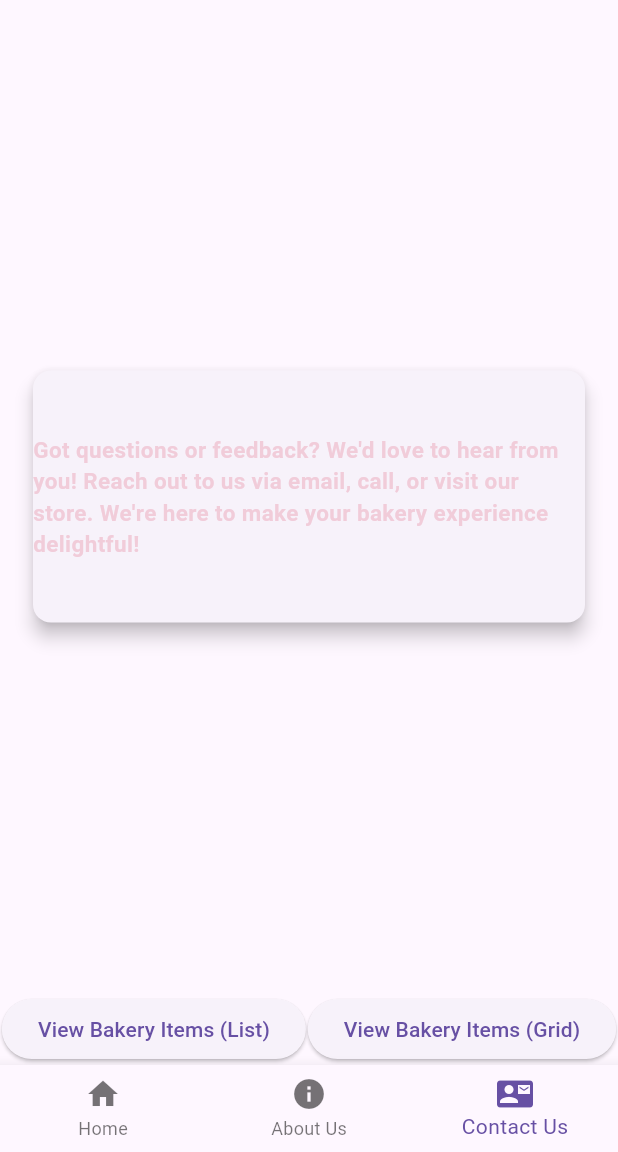
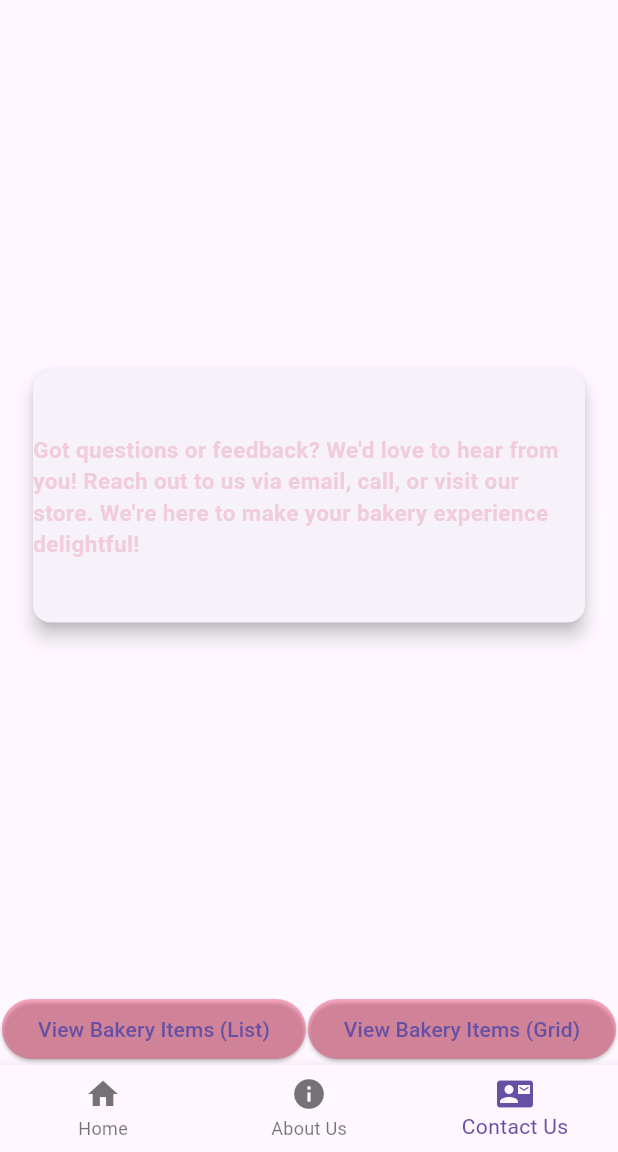
Before and after one commit to miti404/SPAD_Assignment_05, a Flutter app: the screen it shows after launch, item 3 of the bottom bar chosen, on a phone screen of 412 x 824 dp, the part 84-1236 px from its top. Run offline on Flutter 3.47's test engine with Material 3 defaults, Android fonts, the light colour scheme and no system bars; network calls fail.

Commit message:
Home_Page Updated

```diff
--- a/lib/home_page.dart
+++ b/lib/home_page.dart
@@ -66,6 +66,9 @@ class _HomePageState extends State<HomePage> {
                     ),
                   );
                 },
+                style: ElevatedButton.styleFrom(
+                  backgroundColor: Theme.of(context).primaryColor,
+                ),
                 child: const Text("View Bakery Items (List)"),
               ),
               ElevatedButton(
@@ -77,6 +80,9 @@ class _HomePageState extends State<HomePage> {
                     ),
                   );
                 },
+                style: ElevatedButton.styleFrom(
+                  backgroundColor: Theme.of(context).primaryColor,
+                ),
                 child: const Text("View Bakery Items (Grid)"),
               ),
             ],
```
